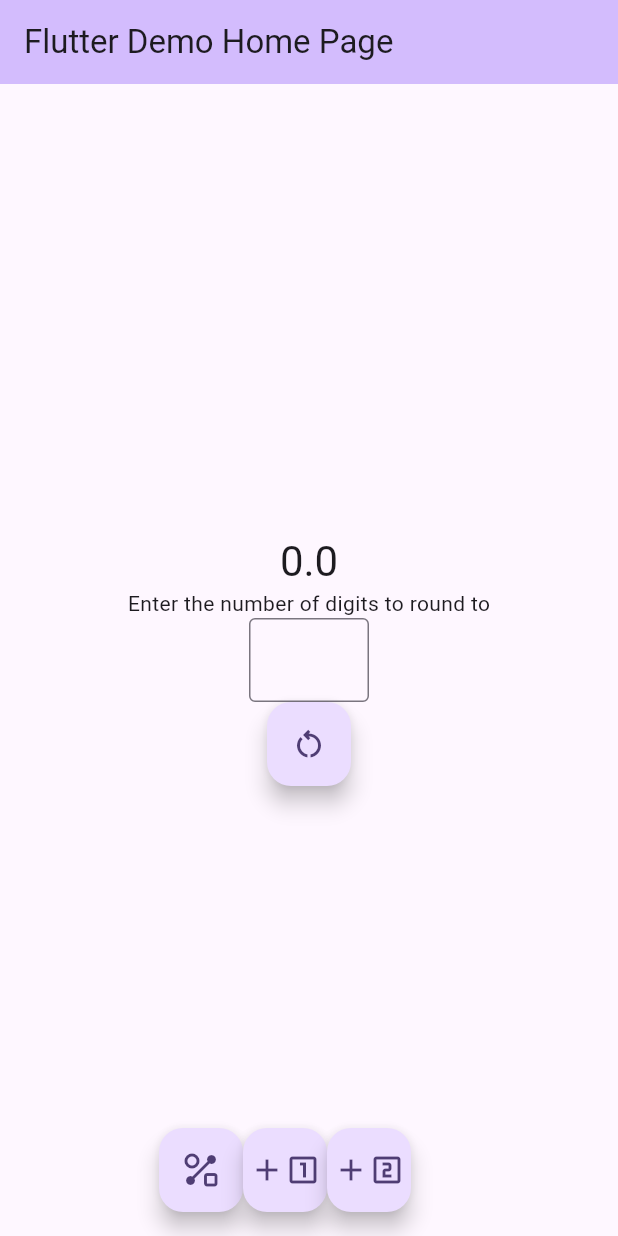
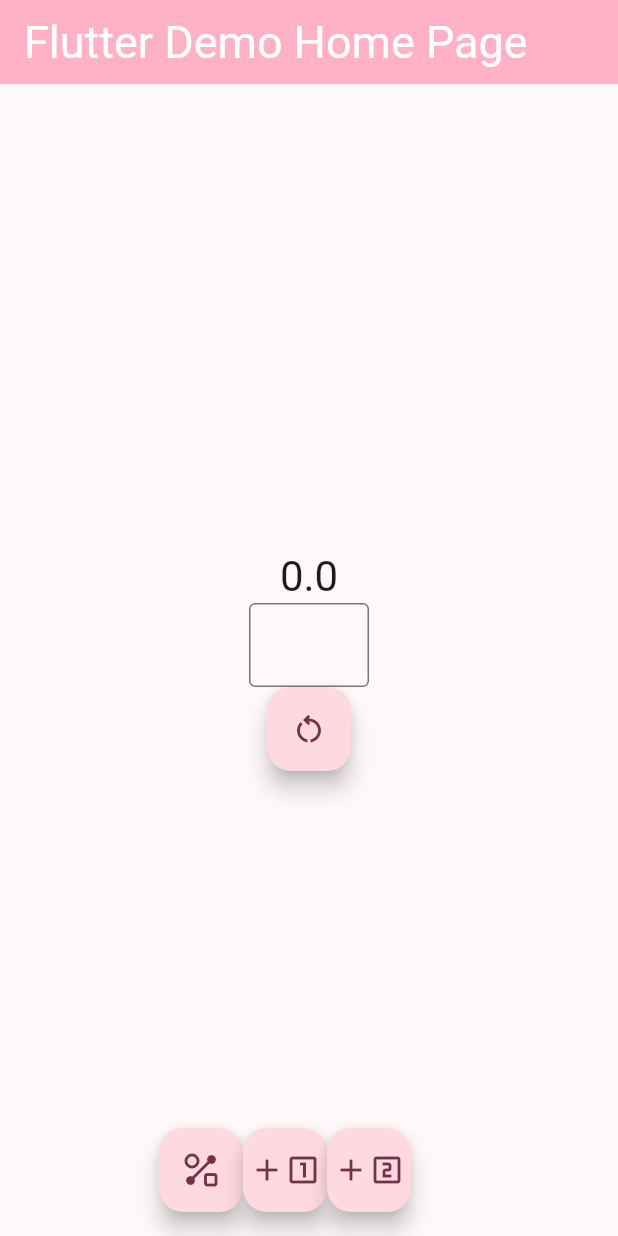
Before and after one commit to GFerhat/flutter_counter_app, a Flutter app: the screen it shows after launch, on a phone screen of 412 x 824 dp. Run offline on Flutter 3.47's test engine with Material 3 defaults, Android fonts, the phone set to English and light mode, and no system bars.

Commit message:
Refactor decimal input handling and improve rounding logic

```diff
--- a/lib/ConstrainedBoxClass.dart
+++ b/lib/ConstrainedBoxClass.dart
@@ -1,20 +1,52 @@
 import 'package:flutter/material.dart';
 import 'package:flutter/services.dart';
+import 'dart:math';
 
-class OnlyNumsTextfield extends StatelessWidget {
-  const OnlyNumsTextfield({super.key});
+class decimalInputField extends StatefulWidget {
+  final double numberToBeRounded;
+  final Function(double) setResult;
+  const decimalInputField({
+    super.key,
+    required this.numberToBeRounded,
+    required this.setResult,
+  });
+  @override
+  State<decimalInputField> createState() => _decimalInputFieldState();
+}
+
+class _decimalInputFieldState extends State<decimalInputField> {
+  final TextEditingController _controller = TextEditingController();
+
   @override
   Widget build(BuildContext context) {
     return ConstrainedBox(
       constraints: BoxConstraints(maxWidth: 80),
       child: TextField(
+        controller: _controller,
+        onEditingComplete: () {
+          int digitsAfterComma = int.tryParse(_controller.text) ?? 0;
+          double rounded = roundDouble(
+            widget.numberToBeRounded,
+            digitsAfterComma,
+          );
+          widget.setResult(rounded);
+        },
         decoration: InputDecoration(border: OutlineInputBorder()),
         keyboardType: TextInputType.number,
         inputFormatters: <TextInputFormatter>[
-          LengthLimitingTextInputFormatter(5),
+          LengthLimitingTextInputFormatter(2),
           FilteringTextInputFormatter.digitsOnly,
         ],
       ),
     );
   }
 }
+
+double roundDouble(double toBeRounded, int digitsAfterComma) {
+  double x = 0.5 / pow(10, digitsAfterComma);
+  toBeRounded = toBeRounded + x;
+  toBeRounded = toBeRounded * pow(10, digitsAfterComma);
+  int cutRemainingDigits = toBeRounded.toInt();
+  toBeRounded = cutRemainingDigits.toDouble() / pow(10, digitsAfterComma);
+  return toBeRounded;
+}
--- a/lib/main.dart
+++ b/lib/main.dart
@@ -1,7 +1,7 @@
 import 'dart:math';
 import 'package:flutter/material.dart';
-import 'package:flutter/services.dart';
 import 'dart:io';
+import 'package:flutter_counter_app/ConstrainedBoxClass.dart';
 
 void main() {
   runApp(const MyApp());
@@ -31,7 +31,9 @@ class MyApp extends StatelessWidget {
         //
         // This works for code too, not just values: Most code changes can be
         // tested with just a hot reload.
-        colorScheme: ColorScheme.fromSeed(seedColor: Colors.deepPurple),
+        colorScheme: ColorScheme.fromSeed(
+          seedColor: const Color.fromARGB(255, 0, 0, 0),
+        ),
       ),
       home: const MyHomePage(title: 'Flutter Demo Home Page'),
     );
@@ -41,6 +43,7 @@ class MyApp extends StatelessWidget {
 class MyHomePage extends StatefulWidget {
   const MyHomePage({super.key, required this.title});
 
+  final String title;
   // This widget is the home page of your application. It is stateful, meaning
   // that it has a State object (defined below) that contains fields that affect
   // how it looks.
@@ -50,19 +53,8 @@ class MyHomePage extends StatefulWidget {
   // used by the build method of the State. Fields in a Widget subclass are
   // always marked "final".
 
-  final String title;
-
   @override
   State<MyHomePage> createState() => _MyHomePageState();
-}
-
-double roundDouble(double toBeRounded, int digitsAfterComma) {
-  double x = 0.5 / pow(10, digitsAfterComma);
-  toBeRounded = toBeRounded + x;
-  toBeRounded = toBeRounded * pow(10, digitsAfterComma);
-  int cutRemainingDigits = toBeRounded.toInt();
-  toBeRounded = cutRemainingDigits.toDouble() / pow(10, digitsAfterComma);
-  return toBeRounded;
 }
 
 class _MyHomePageState extends State<MyHomePage> {
@@ -97,6 +89,12 @@ class _MyHomePageState extends State<MyHomePage> {
     });
   }
 
+  void _setCounter(newCounter) {
+    setState(() {
+      _counter = newCounter;
+    });
+  }
+
   @override
   Widget build(BuildContext context) {
     // This method is rerun every time setState is called, for instance as done
@@ -114,6 +112,7 @@ class _MyHomePageState extends State<MyHomePage> {
         // Here we take the value from the MyHomePage object that was created by
         // the App.build method, and use it to set our appbar title.
         title: Text(widget.title),
+        titleTextStyle: TextStyle(fontSize: 30),
       ),
       body: Center(
         child: Padding(
@@ -141,17 +140,9 @@ class _MyHomePageState extends State<MyHomePage> {
                 '$_counter',
                 style: Theme.of(context).textTheme.headlineMedium,
               ),
-              Text("Enter the number of digits to round to"),
-              ConstrainedBox(
-                constraints: BoxConstraints(maxWidth: 80),
-                child: TextField(
-                  decoration: InputDecoration(border: OutlineInputBorder()),
-                  keyboardType: TextInputType.number,
-                  inputFormatters: <TextInputFormatter>[
-                    LengthLimitingTextInputFormatter(5),
-                    FilteringTextInputFormatter.digitsOnly,
-                  ],
-                ),
+              decimalInputField(
+                numberToBeRounded: _counter,
+                setResult: _setCounter,
               ),
               FloatingActionButton(
                 onPressed: _resetCounter,
```
Also changed, not shown: 1 other file.
